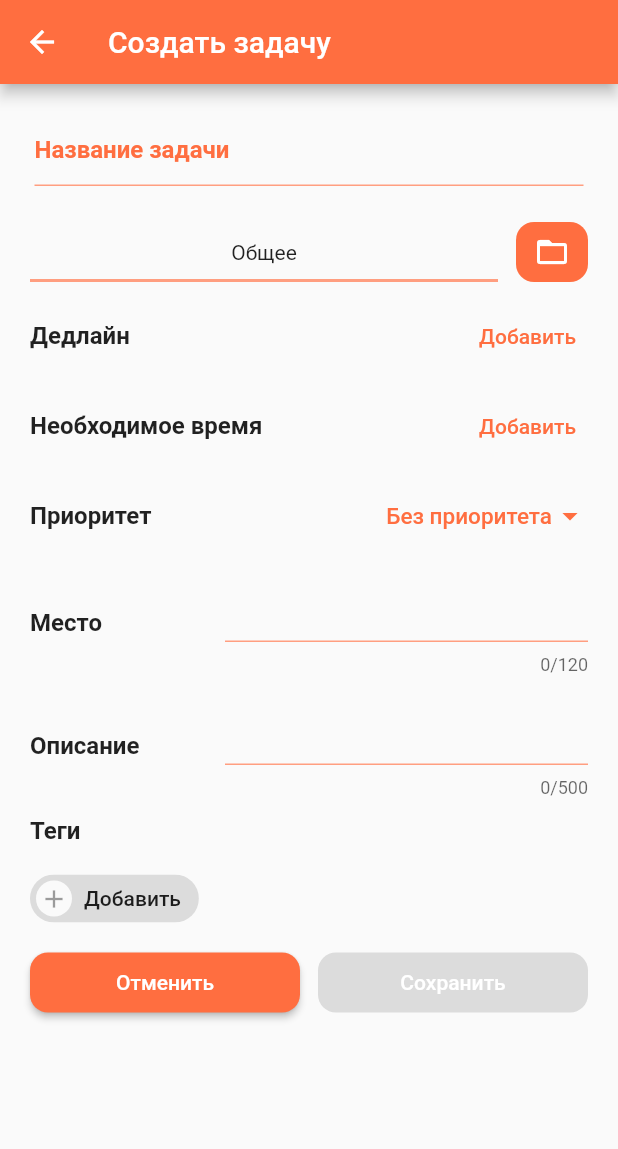
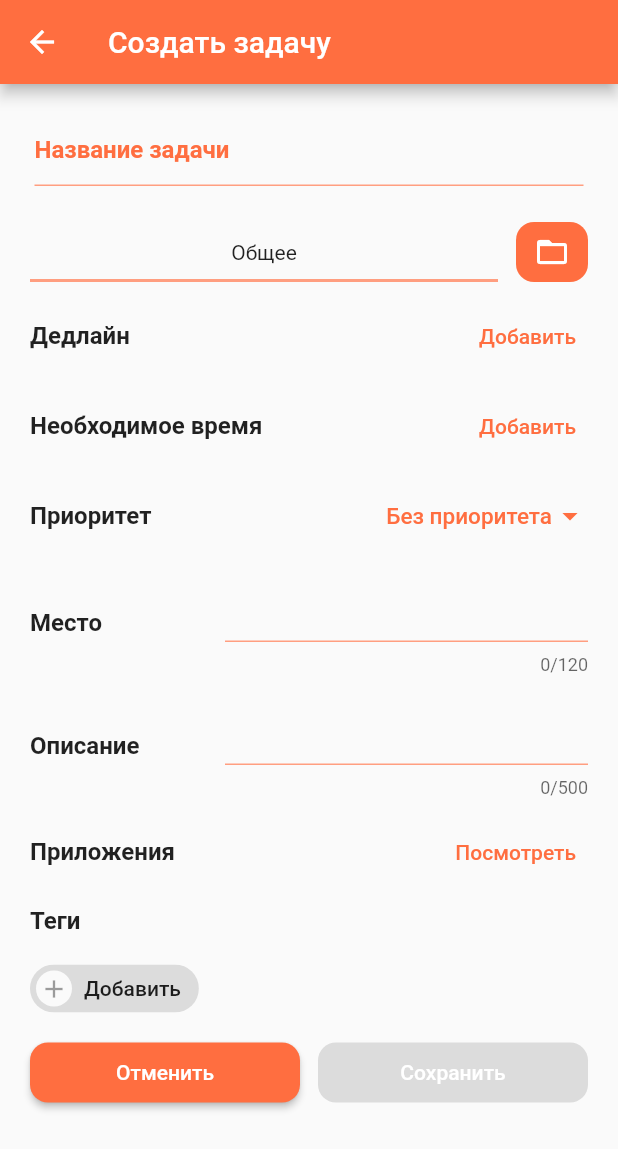
Before and after one commit to cret1x/qreoh, a Flutter app: the screen it shows once a user with an empty profile is signed in, after a tap on the "add" icon, on a phone screen of 412 x 824 dp. Shown: the top 1149 px of the screen. Run offline on Flutter 3.47's test engine with Material 2 defaults, Android fonts, the phone set to English and light mode, and no system bars; our stand-ins replace cloud_firestore, connectivity_plus, file_picker, firebase_auth, firebase_core, firebase_database and 7 more; missing offline and left inert: flutter_pdfview; accounts and stored records are empty; network calls fail.

Commit message:
Midterm changes

```diff
--- a/lib/entities/task.dart
+++ b/lib/entities/task.dart
@@ -4,8 +4,6 @@ import 'folder.dart';
 import 'tag.dart';
 
 enum Priority { high, medium, low, none }
-
-enum Notification { week, threeDays, aDay, threeHours, anHour, atm }
 
 class Task {
   String id;
@@ -20,7 +18,8 @@ class Task {
   String? place;
   bool haveTime;
   List<String> tags;
-  List<Notification>? notifications;
+  List<String> attachments;
+  bool rewarded = false;
 
   Task({
     required this.id,
@@ -30,13 +29,18 @@ class Task {
     required this.done,
     required this.haveTime,
     required this.tags,
+    required this.attachments,
     this.from,
     this.deadline,
     this.description,
     this.timeRequired,
     this.place,
-    this.notifications,
-  });
+    bool? rewarded,
+  }) {
+    if (rewarded != null) {
+      this.rewarded = rewarded;
+    }
+  }
 
   Map<String, dynamic> toFirestore() {
     return {
@@ -51,7 +55,9 @@ class Task {
       if (description != null) "description": description,
       if (timeRequired != null) "timeRequired": timeRequired!.inMinutes,
       if (place != null) "place": place,
+      "attachments": attachments,
       "tags": tags,
+      "rewarded": rewarded,
     };
   }
 
@@ -76,6 +82,8 @@ class Task {
           : null,
       place: data['place'],
       tags: List.from(data['tags']),
+      attachments: List.from(data['attachments']),
+      rewarded: data['rewarded'],
     );
   }
 
@@ -90,7 +98,9 @@ class Task {
       Duration? timeRequired,
       String? description,
       String? place,
-      List<String>? tags}) {
+      List<String>? tags,
+      List<String>? attachments,
+      bool? rewarded}) {
     return Task(
       id: id,
       parent: parent ?? this.parent,
@@ -104,6 +114,8 @@ class Task {
       timeRequired: timeRequired ?? this.timeRequired,
       description: description ?? this.description,
       place: place ?? this.place,
+      attachments: attachments ?? this.attachments,
+      rewarded: rewarded,
     );
   }
 
@@ -136,6 +148,10 @@ class Task {
 
   void markAsNotDone() {
     done = false;
+  }
+
+  void reward() {
+    rewarded = true;
   }
 
   Text get textPriority {
--- a/lib/main.dart
+++ b/lib/main.dart
@@ -60,6 +60,7 @@ class _MyAppState extends ConsumerState<MyApp> {
   Widget build(BuildContext context) {
     _appThemeState = ref.watch(appThemeProvider);
     return MaterialApp(
+
       title: 'Qreoh app',
       theme: ThemeData(
         colorScheme: ColorScheme.fromSwatch().copyWith(
--- a/lib/screens/tasks/tasks/create_edit_task_widget.dart
+++ b/lib/screens/tasks/tasks/create_edit_task_widget.dart
@@ -2,6 +2,7 @@ import 'package:flutter/cupertino.dart';
 import 'package:flutter/material.dart';
 import 'package:flutter_riverpod/flutter_riverpod.dart';
 import 'package:qreoh/global_providers.dart';
+import 'package:qreoh/screens/tasks/attachments/edit_attachments.dart';
 import 'package:qreoh/screens/tasks/tags/create_edit_tag.dart';
 import 'package:qreoh/screens/tasks/folders/folders_widget.dart';
 import 'package:uuid/uuid.dart';
@@ -38,10 +39,11 @@ class EditCreateTaskWidgetState extends ConsumerState<EditCreateTaskWidget> {
   List<Tag> _allTags = [];
   List<String> _selectedTags = [];
   Folder _current;
+  List<String> _attachments = [];
 
   EditCreateTaskWidgetState(this._current, Task? task) {
     _textEditingController =
-        TextEditingController(text: task != null ? task!.name : null);
+        TextEditingController(text: task?.name);
     if (task != null) {
       _deadline = task.deadline;
       _haveTime = task.haveTime;
@@ -55,6 +57,7 @@ class EditCreateTaskWidgetState extends ConsumerState<EditCreateTaskWidget> {
       for (String tag in task.tags) {
         _selectedTags.add(tag);
       }
+      _attachments.addAll(task.attachments);
     }
   }
 
@@ -470,6 +473,25 @@ class EditCreateTaskWidgetState extends ConsumerState<EditCreateTaskWidget> {
                   ),
                 ],
               ),
+              Row(
+                mainAxisAlignment: MainAxisAlignment.spaceBetween,
+                children: [
+                  SizedBox(
+                    width: 120,
+                    child: Text("Приложения",
+                        style: TextStyle(
+                            fontSize: 16,
+                            fontWeight: FontWeight.bold,
+                            color: Theme.of(context).colorScheme.onBackground)),
+                  ),
+                  TextButton(
+                    onPressed: (){
+                      Navigator.push(context, MaterialPageRoute(builder: (_) => EditAttachmentsWidget(widget._task!.id, _attachments)));
+                    },
+                    child: Text("Посмотреть"),
+                  )
+                ],
+              ),
               Align(
                 alignment: Alignment.centerLeft,
                 child: Text("Теги",
@@ -602,7 +624,9 @@ class EditCreateTaskWidgetState extends ConsumerState<EditCreateTaskWidget> {
                                               Duration(days: _daysRequired)
                                           : null,
                                       description: _description,
-                                      place: _location);
+                                      place: _location,
+                                      attachments: [],
+                                  );
                                   ref
                                       .read(taskListStateProvider.notifier)
                                       .addTask(widget._folder, newTask);
--- a/lib/screens/tasks/tasks/share_task.dart
+++ b/lib/screens/tasks/tasks/share_task.dart
@@ -541,6 +541,7 @@ class ShareTaskState extends ConsumerState<ShareTaskWidget> {
                                       description: _description,
                                       timeRequired: _timeRequired,
                                       place: _location,
+                                      attachments: [],
                                     );
                                     firebaseTaskManager.sendTaskToFriend(
                                         taskToSend, receiver);
--- a/pubspec.yaml
+++ b/pubspec.yaml
@@ -47,8 +47,9 @@ dependencies:
   path_provider: ^2.0.14
   flutter_colorpicker: ^1.0.3
   image_picker: ^0.8.6+1
-
-
+  file_picker: ^5.3.0
+  flutter_pdfview: ^1.2.7
+  open_filex: ^4.3.2
 
   # The following adds the Cupertino Icons font to your application.
   # Use with the CupertinoIcons class for iOS style icons.
```
Also changed, not shown: lib/firebase_functions/tasks.dart (+11 -0 lines), lib/screens/tasks/attachments/edit_attachments.dart (added, +111 -0 lines), lib/screens/tasks/tasks/task_widget.dart (+17 -0 lines), lib/states/task_list_state.dart (+12 -7 lines), pubspec.lock, 2 other files.
